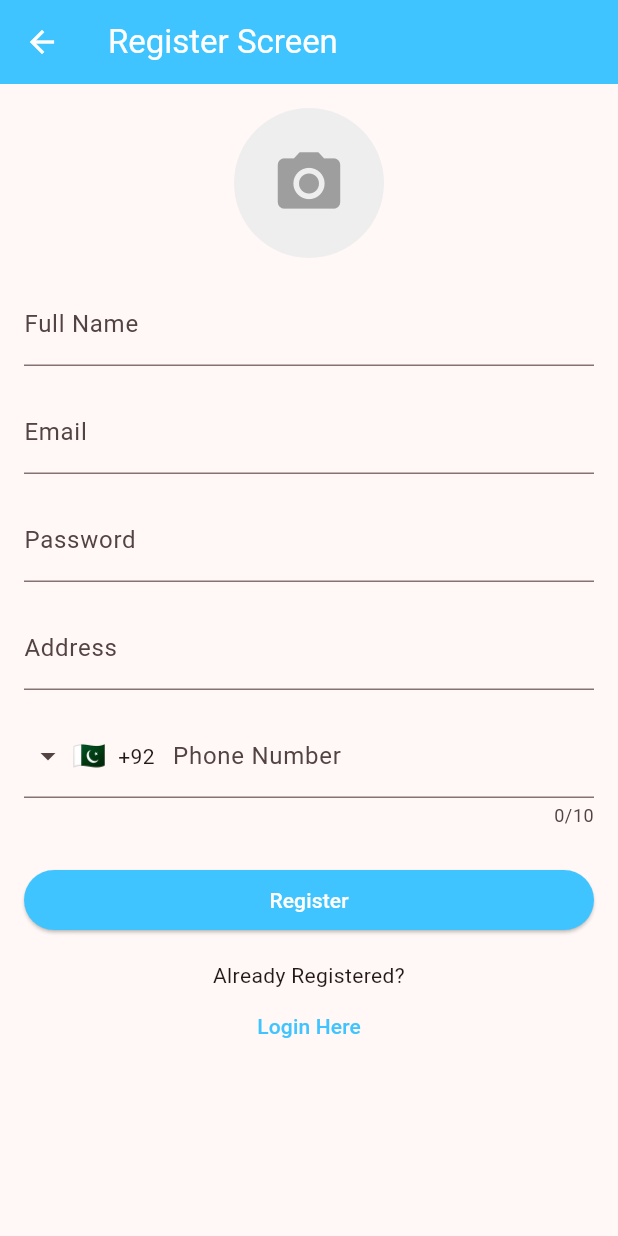
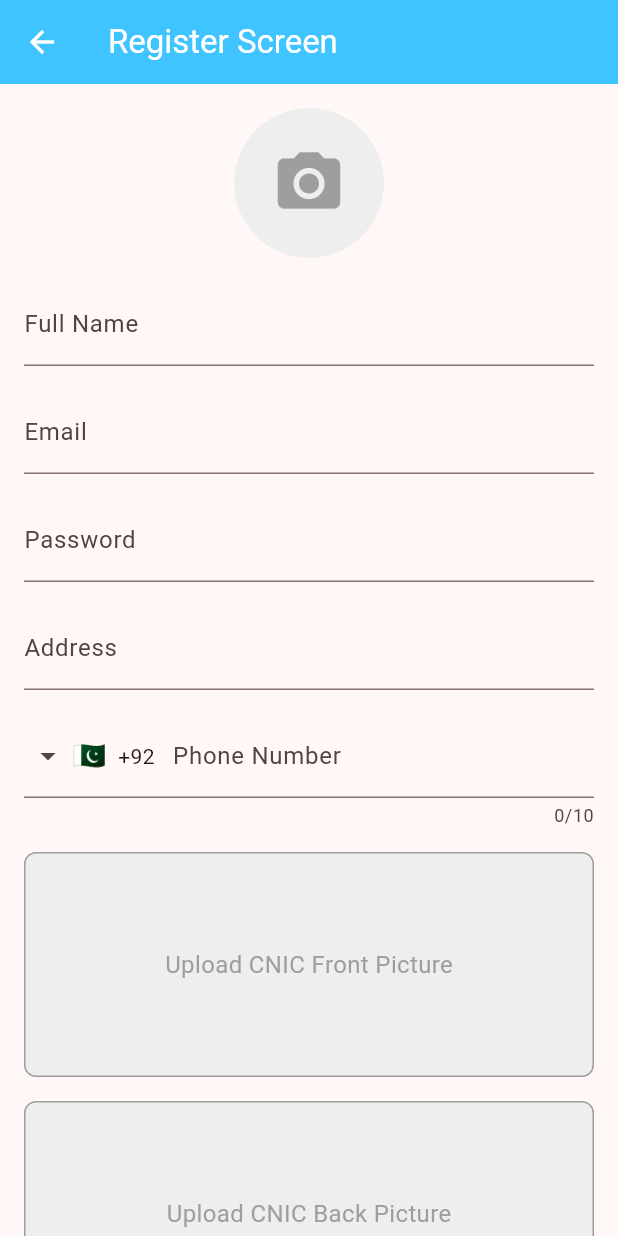
Before and after one commit to alfen-yu/timetrader, a Flutter app: the RegisterView screen opened by its route, on a phone screen of 412 x 824 dp. Run offline on Flutter 3.47's test engine with Material 3 defaults, Android fonts, the light colour scheme and no system bars; drawn by our look-alikes of intl_phone_field; our stand-ins replace firebase_auth, firebase_core, image_picker, introduction_screen; accounts and stored records are empty; generated files the repository leaves out were written again.

Commit message:
cnic upload add

```diff
--- a/lib/views/register_view.dart
+++ b/lib/views/register_view.dart
@@ -21,6 +21,8 @@ class _RegisterViewState extends State<RegisterView> {
   late final TextEditingController _address;
   late final TextEditingController _phoneNumber;
   File? _profilePicture;
+  File? _cnicFrontPicture;
+  File? _cnicBackPicture;
 
   @override
   void dispose() {
@@ -42,12 +44,18 @@ class _RegisterViewState extends State<RegisterView> {
     super.initState();
   }
 
-  Future<void> _pickImage(ImageSource source) async {
+  Future<void> _pickImage(ImageSource source, String type) async {
     final picker = ImagePicker();
     final file = await picker.pickImage(source: source);
     if (file != null) {
       setState(() {
-        _profilePicture = File(file.path);
+        if (type == 'profile') {
+          _profilePicture = File(file.path);
+        } else if (type == 'cnicFront') {
+          _cnicFrontPicture = File(file.path);
+        } else if (type == 'cnicBack') {
+          _cnicBackPicture = File(file.path);
+        }
       });
     }
   }
@@ -79,7 +87,7 @@ class _RegisterViewState extends State<RegisterView> {
                             title: const Text('Gallery'),
                             onTap: () {
                               Navigator.pop(context);
-                              _pickImage(ImageSource.gallery);
+                              _pickImage(ImageSource.gallery, 'profile');
                             },
                           ),
                           ListTile(
@@ -87,7 +95,7 @@ class _RegisterViewState extends State<RegisterView> {
                             title: const Text('Camera'),
                             onTap: () {
                               Navigator.pop(context);
-                              _pickImage(ImageSource.camera);
+                              _pickImage(ImageSource.camera, 'profile');
                             },
                           ),
                         ],
@@ -149,6 +157,102 @@ class _RegisterViewState extends State<RegisterView> {
                 hintText: 'Enter your phone number',
               ),
             ),
+            const SizedBox(height: 16.0),
+            GestureDetector(
+              onTap: () async {
+                showModalBottomSheet(
+                    context: context,
+                    builder: (BuildContext context) {
+                      return SafeArea(
+                          child: Column(
+                        mainAxisSize: MainAxisSize.min,
+                        children: <Widget>[
+                          ListTile(
+                            leading: const Icon(Icons.photo_library),
+                            title: const Text('Gallery'),
+                            onTap: () {
+                              Navigator.pop(context);
+                              _pickImage(ImageSource.gallery, 'cnicFront');
+                            },
+                          ),
+                          ListTile(
+                            leading: const Icon(Icons.photo_camera),
+                            title: const Text('Camera'),
+                            onTap: () {
+                              Navigator.pop(context);
+                              _pickImage(ImageSource.camera, 'cnicFront');
+                            },
+                          ),
+                        ],
+                      ));
+                    });
+              },
+              child: Container(
+                height: 150,
+                decoration: BoxDecoration(
+                  color: Colors.grey[200],
+                  border: Border.all(color: Colors.grey),
+                  borderRadius: BorderRadius.circular(8),
+                ),
+                child: _cnicFrontPicture != null
+                    ? Image.file(_cnicFrontPicture!, fit: BoxFit.cover)
+                    : const Center(
+                        child: Text('Upload CNIC Front Picture',
+                            style: TextStyle(
+                              color: Colors.grey,
+                              fontSize: 16,
+                            )),
+                      ),
+              ),
+            ),
+            const SizedBox(height: 16.0),
+            GestureDetector(
+              onTap: () async {
+                showModalBottomSheet(
+                    context: context,
+                    builder: (BuildContext context) {
+                      return SafeArea(
+                          child: Column(
+                        mainAxisSize: MainAxisSize.min,
+                        children: <Widget>[
+                          ListTile(
+                            leading: const Icon(Icons.photo_library),
+                            title: const Text('Gallery'),
+                            onTap: () {
+                              Navigator.pop(context);
+                              _pickImage(ImageSource.gallery, 'cnicBack');
+                            },
+                          ),
+                          ListTile(
+                            leading: const Icon(Icons.photo_camera),
+                            title: const Text('Camera'),
+                            onTap: () {
+                              Navigator.pop(context);
+                              _pickImage(ImageSource.camera, 'cnicBack');
+                            },
+                          ),
+                        ],
+                      ));
+                    });
+              },
+              child: Container(
+                height: 150,
+                decoration: BoxDecoration(
+                  color: Colors.grey[200],
+                  border: Border.all(color: Colors.grey),
+                  borderRadius: BorderRadius.circular(8),
+                ),
+                child: _cnicBackPicture != null
+                    ? Image.file(_cnicBackPicture!, fit: BoxFit.cover)
+                    : const Center(
+                        child: Text('Upload CNIC Back Picture',
+                            style: TextStyle(
+                              color: Colors.grey,
+                              fontSize: 16,
+                            )),
+                      ),
+              ),
+            ),
             const SizedBox(height: 24.0),
             ElevatedButton(
               onPressed: () async {
@@ -203,8 +307,7 @@ class _RegisterViewState extends State<RegisterView> {
                 );
               },
               style: TextButton.styleFrom(
-                foregroundColor:
-                    Colors.lightBlueAccent, // Font color: light blue
+                foregroundColor: Colors.lightBlueAccent,
               ),
               child: const Text('Login Here'),
             ),
```
